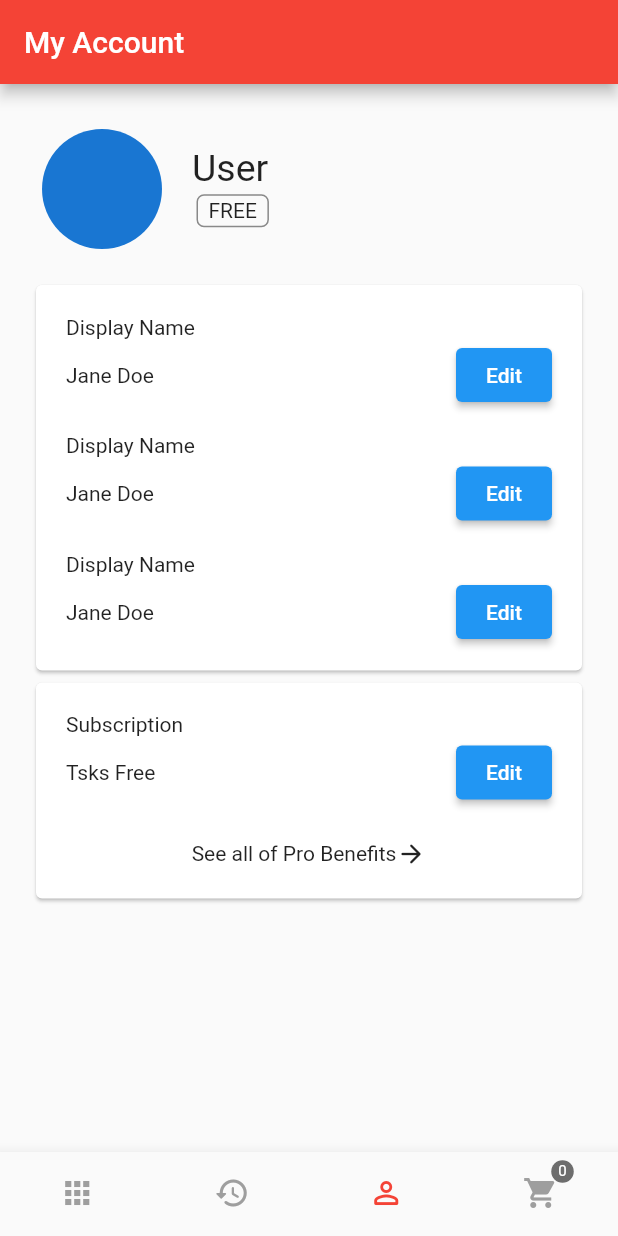
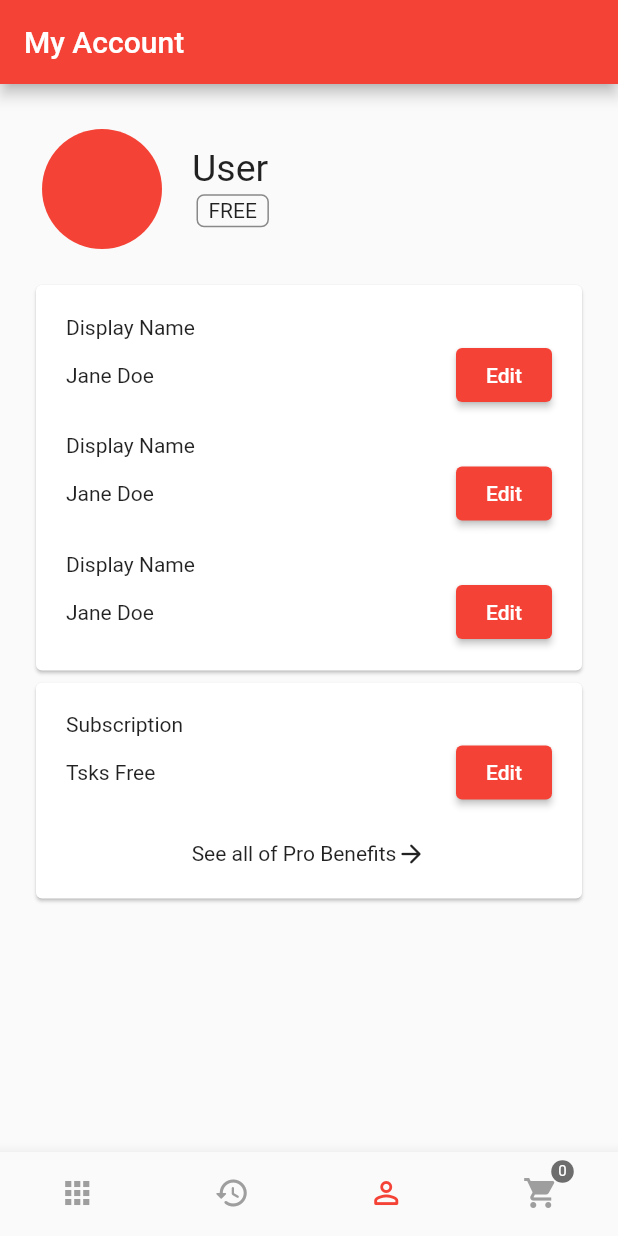
Before and after one commit to thetooaung07/flutter_foodly, a Flutter app: the screen it shows after launch, swiped to page 3, on a phone screen of 412 x 824 dp. Run offline on Flutter 3.47's test engine with Material 2 defaults, Android fonts, the phone set to English and light mode, and no system bars; our stand-ins replace dotted_border, flutter_svg.

Commit message:
Color Changes in user_profile page

```diff
--- a/lib/pages/navpages/user_profile.dart
+++ b/lib/pages/navpages/user_profile.dart
@@ -18,6 +18,7 @@ class UserProfilePage extends StatelessWidget {
               child: Row(children: [
                 CircleAvatar(
                   radius: 40,
+                  backgroundColor: Colors.red,
                 ),
                 SizedBox(width: 20),
                 Column(
@@ -49,6 +50,9 @@ class UserProfilePage extends StatelessWidget {
                         Text("Jane Doe"),
                         ElevatedButton(
                           onPressed: () {},
+                          style: ButtonStyle(
+                              backgroundColor:
+                                  MaterialStateProperty.all<Color>(Colors.red)),
                           child: Text("Edit"),
                         ),
                       ],
@@ -64,6 +68,9 @@ class UserProfilePage extends StatelessWidget {
                         Text("Jane Doe"),
                         ElevatedButton(
                           onPressed: () {},
+                          style: ButtonStyle(
+                              backgroundColor:
+                                  MaterialStateProperty.all<Color>(Colors.red)),
                           child: Text("Edit"),
                         ),
                       ],
@@ -78,6 +85,9 @@ class UserProfilePage extends StatelessWidget {
                         Text("Jane Doe"),
                         ElevatedButton(
                           onPressed: () {},
+                          style: ButtonStyle(
+                              backgroundColor:
+                                  MaterialStateProperty.all<Color>(Colors.red)),
                           child: Text("Edit"),
                         ),
                       ],
@@ -102,6 +112,9 @@ class UserProfilePage extends StatelessWidget {
                         Text("Tsks Free"),
                         ElevatedButton(
                           onPressed: () {},
+                          style: ButtonStyle(
+                              backgroundColor:
+                                  MaterialStateProperty.all<Color>(Colors.red)),
                           child: Text("Edit"),
                         ),
                       ],
```
